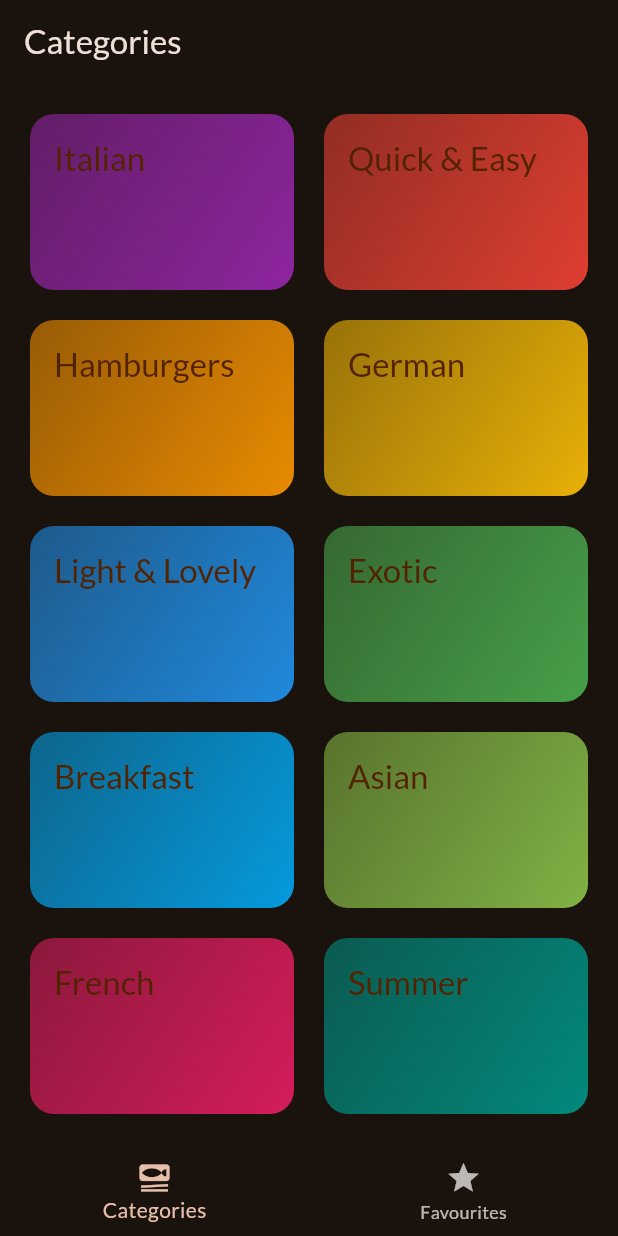
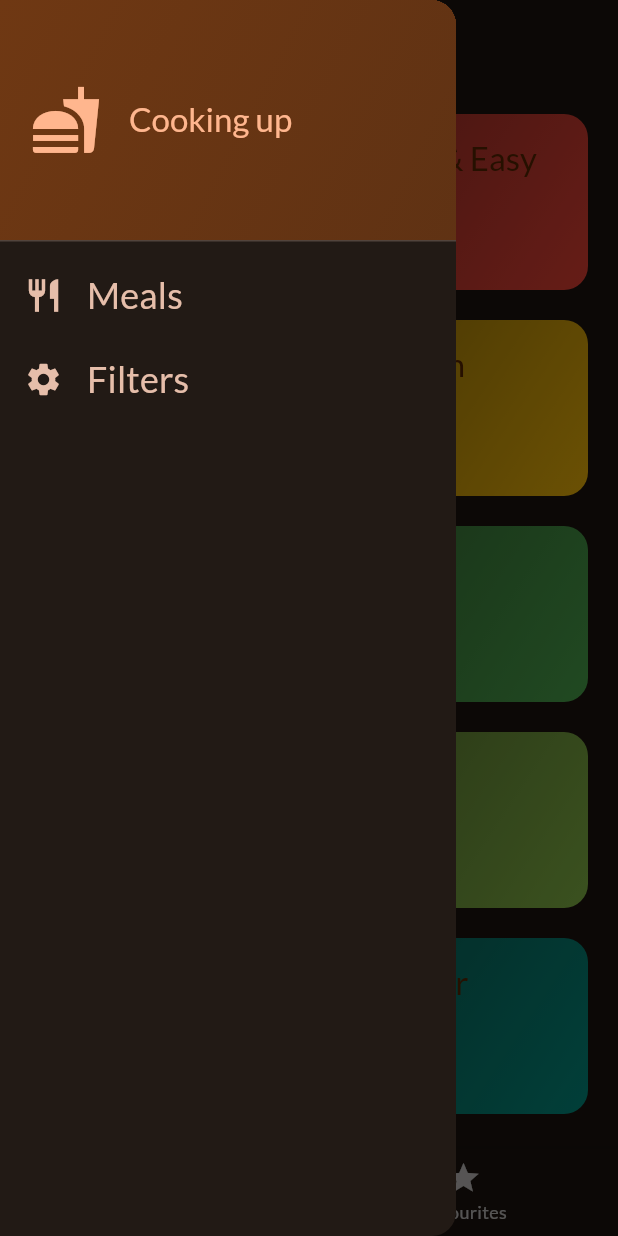
Before and after one commit to Prophet199607/flutter-meal-app, a Flutter app: the screen it shows after launch, with the side drawer open (before the commit the screen has no drawer), on a phone screen of 412 x 824 dp. Run offline on Flutter 3.47's test engine with Material 3 defaults, Android fonts, the phone set to English and light mode, and no system bars; our stand-ins replace flutter_riverpod, google_fonts, transparent_image.

Commit message:
finalize the project

```diff
--- a/lib/main.dart
+++ b/lib/main.dart
@@ -1,4 +1,5 @@
 import 'package:flutter/material.dart';
+import 'package:flutter_riverpod/flutter_riverpod.dart';
 
 import 'package:google_fonts/google_fonts.dart';
 import 'package:meal_app/screens/categories.dart';
@@ -14,7 +15,7 @@ final theme = ThemeData(
 );
 
 void main() {
-  runApp(const App());
+  runApp(const ProviderScope(child: App()));
 }
 
 class App extends StatelessWidget {
@@ -22,6 +23,9 @@ class App extends StatelessWidget {
 
   @override
   Widget build(BuildContext context) {
-    return MaterialApp(theme: theme, home: const TabsScreen());
+    return MaterialApp(
+        theme: theme,
+        debugShowCheckedModeBanner: false,
+        home: const TabsScreen());
   }
 }
--- /dev/null
+++ b/lib/providers/filters_provider.dart
@@ -0,0 +1,32 @@
+import 'package:flutter_riverpod/flutter_riverpod.dart';
+
+enum Filter {
+  glutenFree,
+  lactoseFree,
+  vegitarian,
+  vegan,
+}
+
+class FiltersNotifier extends StateNotifier<Map<Filter, bool>> {
+  FiltersNotifier()
+      : super({
+          Filter.glutenFree: false,
+          Filter.lactoseFree: false,
+          Filter.vegitarian: false,
+          Filter.vegan: false,
+        });
+
+  void setFilters(Map<Filter, bool> filters) {
+    state = filters;
+  }
+
+  void setFilter(Filter filter, bool isActive) {
+    // state[filter] = isActive; // not allowd => mutating state
+    state = {...state, filter: isActive};
+  }
+}
+
+final filtersProvider =
+    StateNotifierProvider<FiltersNotifier, Map<Filter, bool>>((ref) {
+  return FiltersNotifier();
+});
--- /dev/null
+++ b/lib/providers/meals_provider.dart
@@ -0,0 +1,8 @@
+import 'package:flutter_riverpod/flutter_riverpod.dart';
+import 'package:meal_app/data/dummy_data.dart';
+
+final mealsProvider = Provider(
+  (ref) {
+    return dummyMeals;
+  },
+);
--- a/lib/screens/categories.dart
+++ b/lib/screens/categories.dart
@@ -1,21 +1,32 @@
 import 'package:flutter/material.dart';
 import 'package:meal_app/data/dummy_data.dart';
 import 'package:meal_app/models/category.dart';
+import 'package:meal_app/models/meal.dart';
 import 'package:meal_app/screens/meals.dart';
 import 'package:meal_app/widgets/category_grid_item.dart';
 
 class CategoriesScreen extends StatelessWidget {
-  const CategoriesScreen({super.key});
+  const CategoriesScreen(
+      {super.key,
+      // required this.onToggleFavourite,
+      required this.availableMeals
+      });
+
+  // final void Function(Meal meal) onToggleFavourite;
+  final List<Meal> availableMeals;
 
   void _selectCategory(BuildContext context, CategoryModal category) {
-    final filteredMeals = dummyMeals
+    final filteredMeals = availableMeals
         .where((meal) => meal.categories.contains(category.id))
         .toList();
     Navigator.push(
       context,
       MaterialPageRoute(
-        builder: (context) =>
-            MealsScreen(title: category.title, meals: filteredMeals),
+        builder: (context) => MealsScreen(
+          title: category.title,
+          meals: filteredMeals,
+          // onToggleFavourite: onToggleFavourite,
+        ),
       ),
     );
   }
--- a/lib/screens/tabs.dart
+++ b/lib/screens/tabs.dart
@@ -1,18 +1,42 @@
 import 'package:flutter/material.dart';
+import 'package:flutter_riverpod/flutter_riverpod.dart';
+import 'package:meal_app/providers/favourites_provider.dart';
+import 'package:meal_app/providers/filters_provider.dart';
+import 'package:meal_app/providers/meals_provider.dart';
 import 'package:meal_app/screens/categories.dart';
+import 'package:meal_app/screens/filters.dart';
 import 'package:meal_app/screens/meals.dart';
+import 'package:meal_app/widgets/main_drawer.dart';
 
-class TabsScreen extends StatefulWidget {
+const kInitialFilters = {
+  Filter.glutenFree: false,
+  Filter.lactoseFree: false,
+  Filter.vegitarian: false,
+  Filter.vegan: false,
+};
+
+class TabsScreen extends ConsumerStatefulWidget {
   const TabsScreen({super.key});
 
   @override
-  State<StatefulWidget> createState() {
+  ConsumerState<TabsScreen> createState() {
     return _TabsScreenState();
   }
 }
 
-class _TabsScreenState extends State<TabsScreen> {
+class _TabsScreenState extends ConsumerState<TabsScreen> {
   int _selectedPageIndex = 0;
+  // final List<Meal> _favouriteMeals = [];
+  Map<Filter, bool> _selectedFilters = kInitialFilters;
+
+  // void _showInMessage(String message) {
+  //   ScaffoldMessenger.of(context).clearSnackBars();
+  //   ScaffoldMessenger.of(context).showSnackBar(
+  //     SnackBar(
+  //       content: Text(message),
+  //     ),
+  //   );
+  // }
 
   void _selectPage(index) {
     setState(() {
@@ -20,19 +44,84 @@ class _TabsScreenState extends State<TabsScreen> {
     });
   }
 
+  void _setScreen(String identifier) async {
+    Navigator.of(context).pop();
+    if (identifier == 'filters') {
+      // final result = await Navigator.of(context).push<Map<Filter, bool>>(
+      //   MaterialPageRoute(
+      //     builder: (context) => FiltersScreen(
+      //       currentFilters: _selectedFilters,
+      //     ),
+      //   ),
+      // );
+      await Navigator.of(context).push<Map<Filter, bool>>(
+        MaterialPageRoute(
+          builder: (context) => const FiltersScreen(),
+        ),
+      );
+
+      // setState(() {
+      //   _selectedFilters = result ?? kInitialFilters;
+      // });
+    }
+  }
+
+  // void _toggleMealFavouriteStatus(Meal meal) {
+  //   final isExisting = _favouriteMeals.contains(meal);
+  //   if (isExisting) {
+  //     setState(() {
+  //       _favouriteMeals.remove(meal);
+  //       _showInMessage('Meal is no longer a favourite!');
+  //     });
+  //   } else {
+  //     setState(() {
+  //       _favouriteMeals.add(meal);
+  //       _showInMessage('Marked as a favourite!');
+  //     });
+  //   }
+  // }
+
   @override
   Widget build(BuildContext context) {
-    Widget activePage = const CategoriesScreen();
+    final meals = ref.watch(mealsProvider);
+    final activeFilters = ref.watch(filtersProvider);
+    final availableMeals = meals.where((meal) {
+      if (activeFilters[Filter.glutenFree]! && !meal.isGlutenFree) {
+        return false;
+      }
+      if (activeFilters[Filter.lactoseFree]! && !meal.isLactoseFree) {
+        return false;
+      }
+      if (activeFilters[Filter.vegitarian]! && !meal.isVegetarian) {
+        return false;
+      }
+      if (activeFilters[Filter.vegan]! && !meal.isVegan) {
+        return false;
+      }
+      return true;
+    }).toList();
+
+    Widget activePage = CategoriesScreen(
+      // onToggleFavourite: _toggleMealFavouriteStatus,
+      availableMeals: availableMeals,
+    );
     var activePageTitle = 'Categories';
 
     if (_selectedPageIndex == 1) {
-      activePage = const MealsScreen(meals: []);
+      final favouriteMeals = ref.watch(favouriteMealsProvider);
+      activePage = MealsScreen(
+        meals: favouriteMeals,
+        // onToggleFavourite: _toggleMealFavouriteStatus,
+      );
       activePageTitle = 'Your Favourites';
     }
 
     return Scaffold(
       appBar: AppBar(
         title: Text(activePageTitle),
+      ),
+      drawer: MainDrawer(
+        onSelectScreen: _setScreen,
       ),
       body: activePage,
       bottomNavigationBar: BottomNavigationBar(
--- /dev/null
+++ b/lib/widgets/main_drawer.dart
@@ -0,0 +1,76 @@
+import 'package:flutter/material.dart';
+import 'package:meal_app/main.dart';
+
+class MainDrawer extends StatelessWidget {
+  const MainDrawer({super.key, required this.onSelectScreen});
+
+  final void Function(String identifier) onSelectScreen;
+
+  @override
+  Widget build(BuildContext context) {
+    return Drawer(
+      child: Column(
+        children: [
+          DrawerHeader(
+            padding: const EdgeInsets.all(20.0),
+            decoration: BoxDecoration(
+              gradient: LinearGradient(colors: [
+                Theme.of(context).colorScheme.primaryContainer,
+                Theme.of(context).colorScheme.primaryContainer.withOpacity(0.8)
+              ], begin: Alignment.topLeft, end: Alignment.bottomRight),
+            ),
+            child: Row(
+              children: [
+                Icon(
+                  Icons.fastfood,
+                  size: 48,
+                  color: Theme.of(context).colorScheme.primary,
+                ),
+                const SizedBox(
+                  width: 18.0,
+                ),
+                Text(
+                  'Cooking up',
+                  style: Theme.of(context)
+                      .textTheme
+                      .titleLarge!
+                      .copyWith(color: Theme.of(context).colorScheme.primary),
+                )
+              ],
+            ),
+          ),
+          ListTile(
+            leading: Icon(
+              Icons.restaurant,
+              size: 26,
+              color: Theme.of(context).colorScheme.secondary,
+            ),
+            title: Text(
+              'Meals',
+              style: Theme.of(context).textTheme.titleSmall!.copyWith(
+                  color: Theme.of(context).colorScheme.secondary, fontSize: 24),
+            ),
+            onTap: () {
+              onSelectScreen('meals');
+            },
+          ),
+          ListTile(
+            leading: Icon(
+              Icons.settings,
+              size: 26,
+              color: Theme.of(context).colorScheme.secondary,
+            ),
+            title: Text(
+              'Filters',
+              style: Theme.of(context).textTheme.titleSmall!.copyWith(
+                  color: Theme.of(context).colorScheme.secondary, fontSize: 24),
+            ),
+            onTap: () {
+              onSelectScreen('filters');
+            },
+          ),
+        ],
+      ),
+    );
+  }
+}
--- a/pubspec.yaml
+++ b/pubspec.yaml
@@ -37,6 +37,7 @@ dependencies:
   cupertino_icons: ^1.0.8
   google_fonts: ^6.2.1
   transparent_image: ^2.0.1
+  flutter_riverpod: ^2.6.1
 
 dev_dependencies:
   flutter_test:
```
Also changed, not shown: lib/providers/favourites_provider.dart (added, +25 -0 lines), lib/screens/filters.dart (added, +172 -0 lines), lib/screens/meal_details.dart (+27 -3 lines), lib/screens/meals.dart (+11 -2 lines), pubspec.lock. Lines whose indentation alone changed are shown as unchanged.
